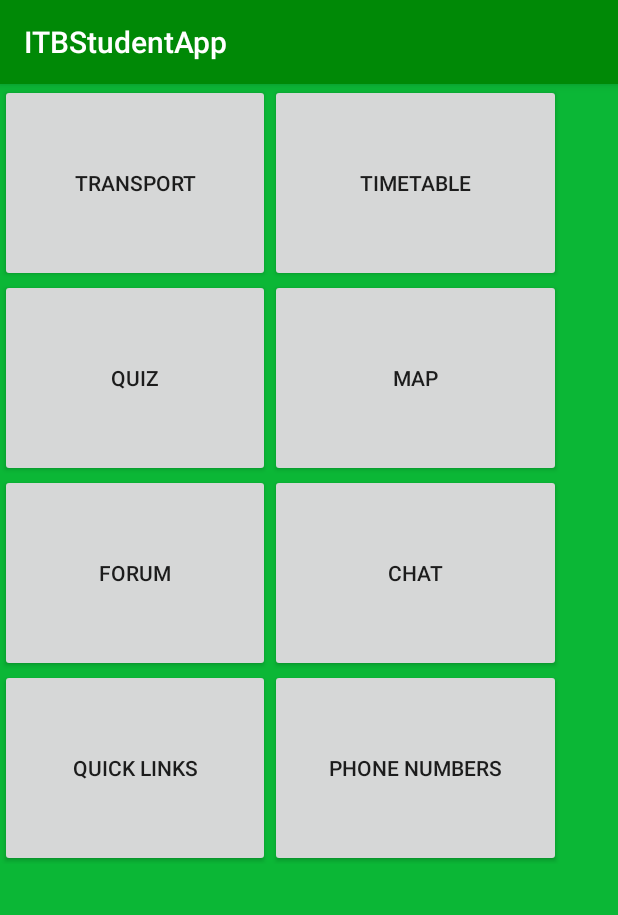
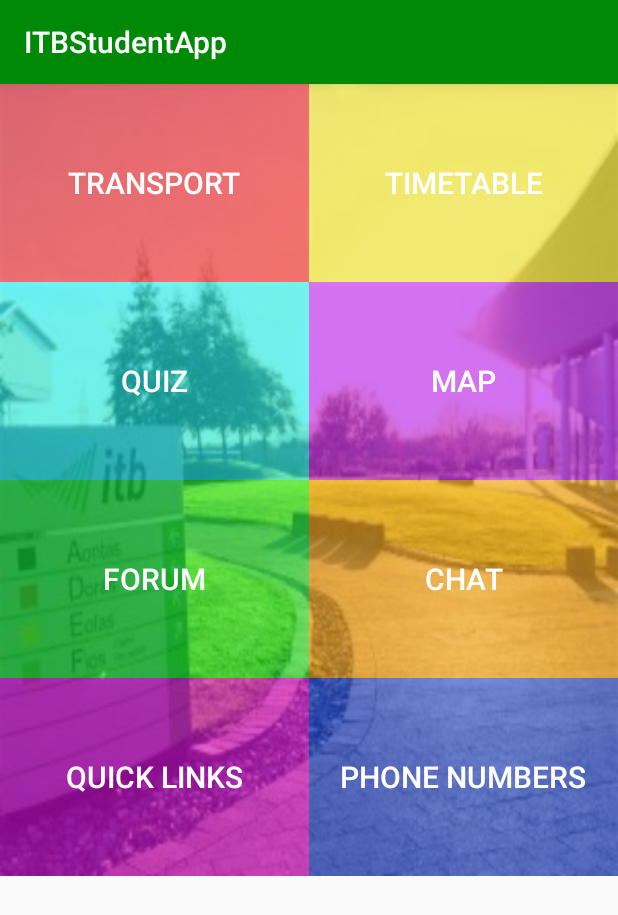
Before and after one commit to AndrewSherlock/Student-Andriod-Application, an Android app: the screen it shows after launch (MainActivity), on a phone screen of 412 x 824 dp. Shown: the top 915 px of the screen. Run offline under Robolectric (Android 15) with nearby library versions, the phone set to English and light mode, and no system bars.

Commit message:
Main screen edit, add colours, made it scroll and fixed width of buttons

```diff
--- a/app/build.gradle
+++ b/app/build.gradle
@@ -30,4 +30,4 @@ dependencies {
 }
 
 
-apply plugin: 'com.google.gms.google-services'
+//apply plugin: 'com.google.gms.google-services'
--- a/app/src/main/res/layout/activity_main.xml
+++ b/app/src/main/res/layout/activity_main.xml
@@ -1,104 +1,118 @@
 <?xml version="1.0" encoding="utf-8"?>
-<android.support.constraint.ConstraintLayout xmlns:android="http://schemas.android.com/apk/res/android"
-    xmlns:app="http://schemas.android.com/apk/res-auto"
-    xmlns:tools="http://schemas.android.com/tools"
-    android:layout_width="match_parent"
-    android:layout_height="match_parent"
-    android:background="#0bb736"
-    tools:context="itbstudentapp.com.itbstudentapp.MainActivity">
+    <ScrollView
+        xmlns:android="http://schemas.android.com/apk/res/android"
+        xmlns:tools="http://schemas.android.com/tools"
+        android:layout_width="match_parent"
+        android:layout_height="wrap_content"
+        android:background="@drawable/itb"
+        tools:context="itbstudentapp.com.itbstudentapp.MainActivity"
+        >
 
     <GridLayout
         android:layout_width="match_parent"
         android:layout_height="match_parent"
-        android:orientation="vertical"
+        android:columnCount="2"
         >
-        <GridLayout
-            android:layout_width="match_parent"
-            android:layout_height="130sp"
-            android:orientation="horizontal">
 
             <Button
-                android:layout_width="180sp"
+                android:id="@+id/transport"
+
+                android:layout_width="0dp"
                 android:layout_height="132sp"
-                android:width="30sp"
+                android:layout_columnWeight="1"
+                android:gravity="center"
+                android:layout_gravity="fill_horizontal"
+
+                android:background="#80ff0000"
                 android:text="@string/title_activity_transport"
-                android:id="@+id/transport"
-                />
+                android:textColor="@android:color/white"
+                android:textSize="20sp" />
 
             <Button
-                android:layout_width="194sp"
+                android:id="@+id/timetable"
+                android:layout_width="0dp"
                 android:layout_height="132sp"
-                android:width="30sp"
+                android:layout_columnWeight="1"
+                android:gravity="center"
+                android:layout_gravity="fill_horizontal"
+                android:background="#80ffF000"
                 android:text="@string/title_activity_timetable"
-                android:id="@+id/timetable"
-                />
-        </GridLayout>
-
-        <GridLayout
-            android:layout_width="match_parent"
-            android:layout_height="130sp"
-            android:orientation="horizontal">
+                android:textColor="@android:color/white"
+                android:textSize="20sp" />
 
             <Button
-                android:layout_width="180sp"
+                android:id="@+id/quiz"
+                android:layout_width="0dp"
                 android:layout_height="132sp"
-                android:width="30sp"
+                android:layout_columnWeight="1"
+                android:gravity="center"
+                android:layout_gravity="fill_horizontal"
+                android:background="#8000ffff"
                 android:text="@string/title_activity_quiz"
-                android:id="@+id/quiz"
-                />
+                android:textColor="@android:color/white"
+                android:textSize="20sp" />
 
             <Button
-                android:layout_width="194sp"
+                android:id="@+id/map"
+                android:layout_width="0dp"
                 android:layout_height="132sp"
-                android:width="30sp"
+                android:layout_columnWeight="1"
+                android:gravity="center"
+                android:layout_gravity="fill_horizontal"
+                android:background="#80c300ff"
                 android:text="@string/title_activity_map"
-                android:id="@+id/map"
-                />
-        </GridLayout>
-
-        <GridLayout
-            android:layout_width="match_parent"
-            android:layout_height="130dp"
-            android:orientation="horizontal">
+                android:textColor="@android:color/white"
+                android:textSize="20sp" />
 
             <Button
-                android:layout_width="180dp"
-                android:layout_height="132dp"
-                android:width="30dp"
+                android:id="@+id/forum"
+                android:layout_width="0dp"
+                android:layout_height="132sp"
+                android:layout_columnWeight="1"
+                android:gravity="center"
+                android:layout_gravity="fill_horizontal"
+                android:background="#8000ff2f"
                 android:text="@string/title_activity_forum"
-                android:id="@+id/forum"
-                />
+                android:textColor="@android:color/white"
+                android:textSize="20sp" />
 
             <Button
-                android:layout_width="194dp"
-                android:layout_height="132dp"
-                android:width="30dp"
+                android:id="@+id/chat"
+                android:layout_width="0dp"
+                android:layout_height="132sp"
+                android:layout_columnWeight="1"
+                android:gravity="center"
+                android:layout_gravity="fill_horizontal"
+                android:background="#80ffa200"
                 android:text="@string/title_activity_chat"
-                android:id="@+id/chat"
-                />
-        </GridLayout>
-
-        <GridLayout
-            android:layout_width="match_parent"
-            android:layout_height="130dp"
-            android:orientation="horizontal">
+                android:textColor="@android:color/white"
+                android:textSize="20sp" />
 
             <Button
-                android:layout_width="180dp"
-                android:layout_height="132dp"
-                android:width="30dp"
+                android:id="@+id/links"
+                android:layout_width="0dp"
+                android:layout_height="132sp"
+                android:layout_columnWeight="1"
+                android:gravity="center"
+                android:layout_gravity="fill_horizontal"
+                android:background="#80f700ff"
                 android:text="@string/title_activity_links"
-                android:id="@+id/links"
-                />
+                android:textColor="@android:color/white"
+                android:textSize="20sp" />
 
             <Button
-                android:layout_width="194dp"
-                android:layout_height="132dp"
-                android:width="30dp"
+                android:id="@+id/phone"
+                android:layout_width="0dp"
+                android:layout_height="132sp"
+                android:layout_columnWeight="1"
+                android:gravity="center"
+                android:layout_gravity="fill_horizontal"
+                android:background="#80003cff"
                 android:text="@string/title_activity_phone"
-                android:id="@+id/phone"
-                />
-        </GridLayout>
+
+                android:textColor="@android:color/white"
+                android:textSize="20sp" />
+
     </GridLayout>
 
-</android.support.constraint.ConstraintLayout>
+</ScrollView>
--- a/build.gradle
+++ b/build.gradle
@@ -12,7 +12,7 @@ buildscript {
 
         // NOTE: Do not place your application dependencies here; they belong
         // in the individual module build.gradle files
-        classpath 'com.google.gms:google-services:3.1.0'
+//        classpath 'com.google.gms:google-services:3.1.0'
     }
 }
 
```
Also changed, not shown: app/src/main/res/drawable/itb.jpg (added).
